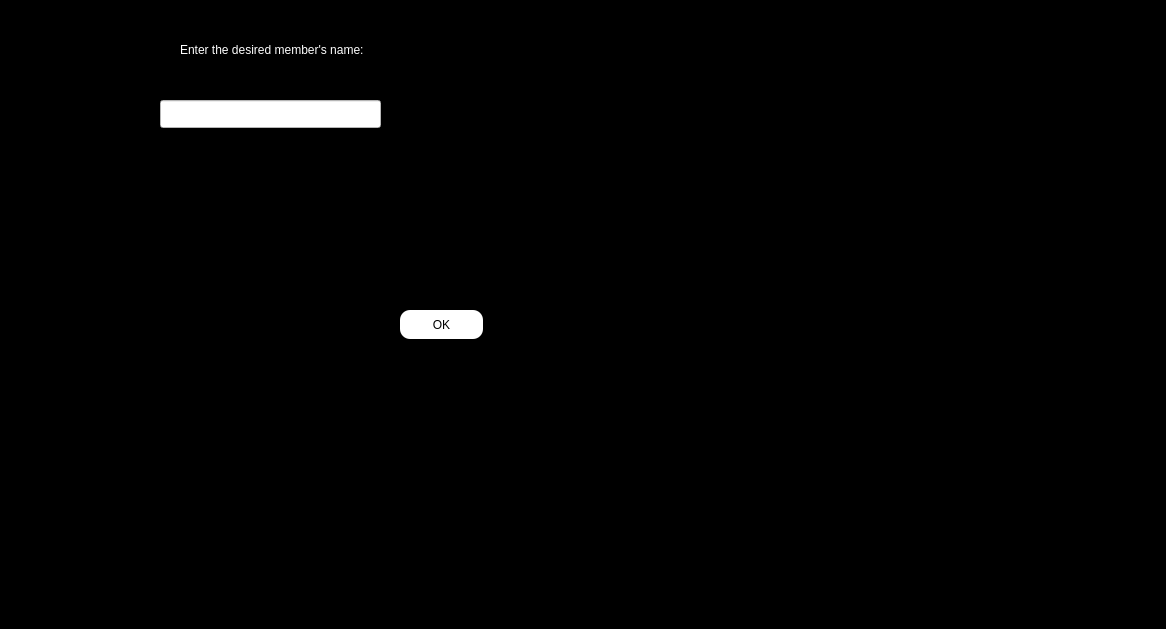
Before: the Qt Designer form enter/change_member_task_in_project.ui in Shayanrava/APproject, drawn with Qt 5.
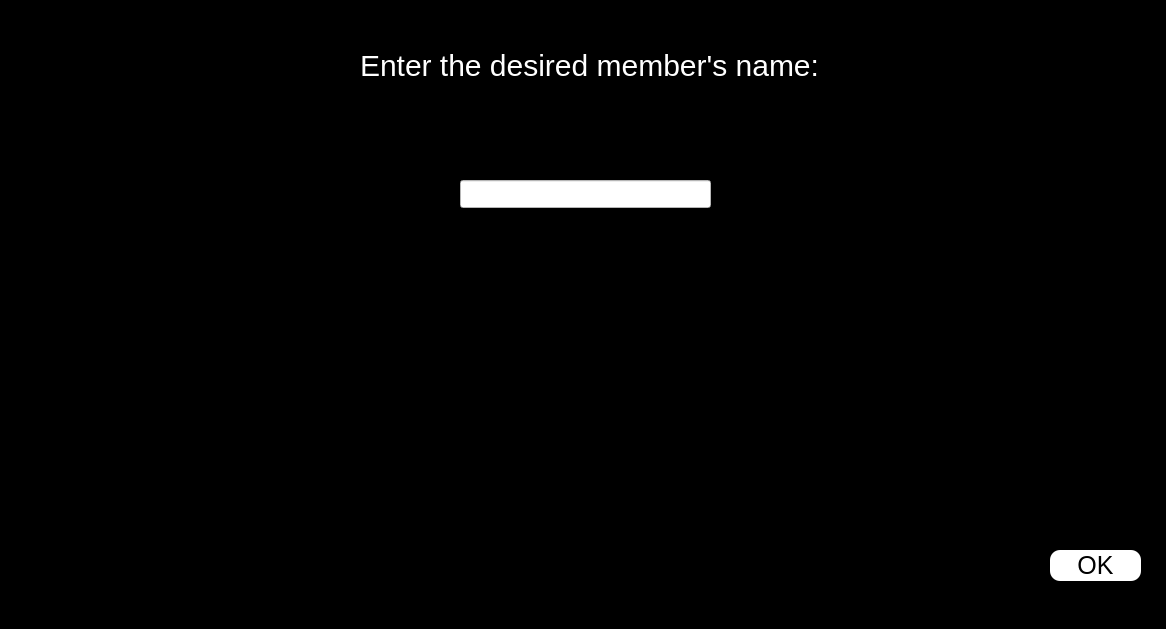
After: the same form once the commit is applied.

Commit message: change_member_task_in team and project ui edited

```diff
--- a/enter/change_member_task_in_project.ui
+++ b/enter/change_member_task_in_project.ui
@@ -22,16 +22,17 @@
   <widget class="QLabel" name="label">
    <property name="geometry">
     <rect>
-     <x>180</x>
-     <y>40</y>
-     <width>231</width>
-     <height>20</height>
+     <x>360</x>
+     <y>50</y>
+     <width>461</width>
+     <height>31</height>
     </rect>
    </property>
    <property name="styleSheet">
     <string notr="true">#label
 {
 color:white;
+font-size:30px;
 }</string>
    </property>
    <property name="text">
@@ -41,9 +42,9 @@
   <widget class="QLineEdit" name="change_task_led">
    <property name="geometry">
     <rect>
-     <x>160</x>
-     <y>100</y>
-     <width>221</width>
+     <x>460</x>
+     <y>180</y>
+     <width>251</width>
      <height>28</height>
     </rect>
    </property>
@@ -57,10 +58,10 @@
   <widget class="QPushButton" name="change_task_pbn">
    <property name="geometry">
     <rect>
-     <x>400</x>
-     <y>310</y>
-     <width>83</width>
-     <height>29</height>
+     <x>1050</x>
+     <y>550</y>
+     <width>91</width>
+     <height>31</height>
     </rect>
    </property>
    <property name="styleSheet">
@@ -73,6 +74,7 @@
 {
 background-color:white;
 border-radius:10px;
+font-size:25px;
 }</string>
    </property>
    <property name="text">
```
The commit also changes 1 other file.
